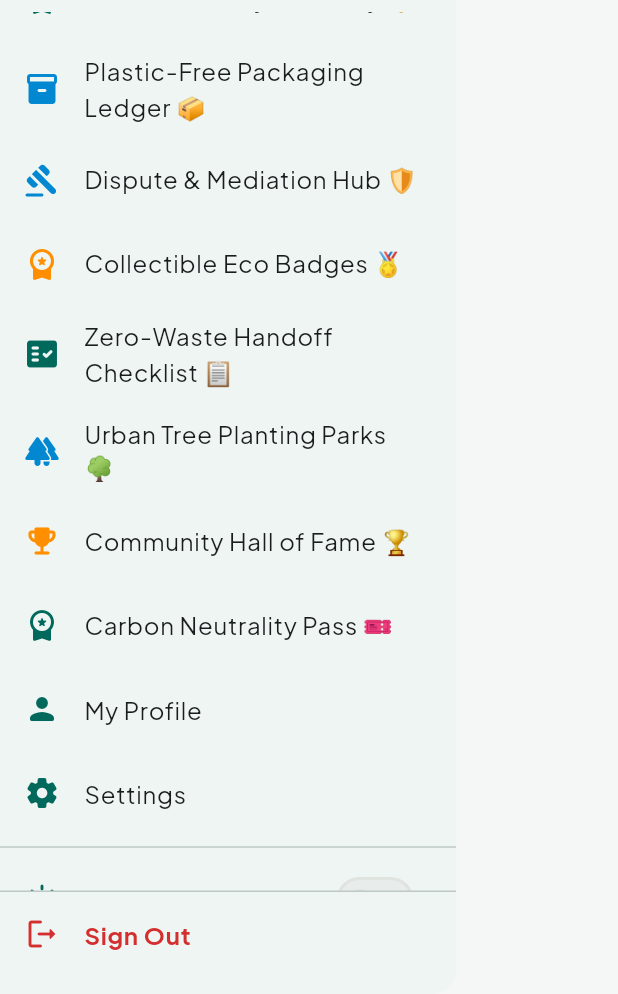
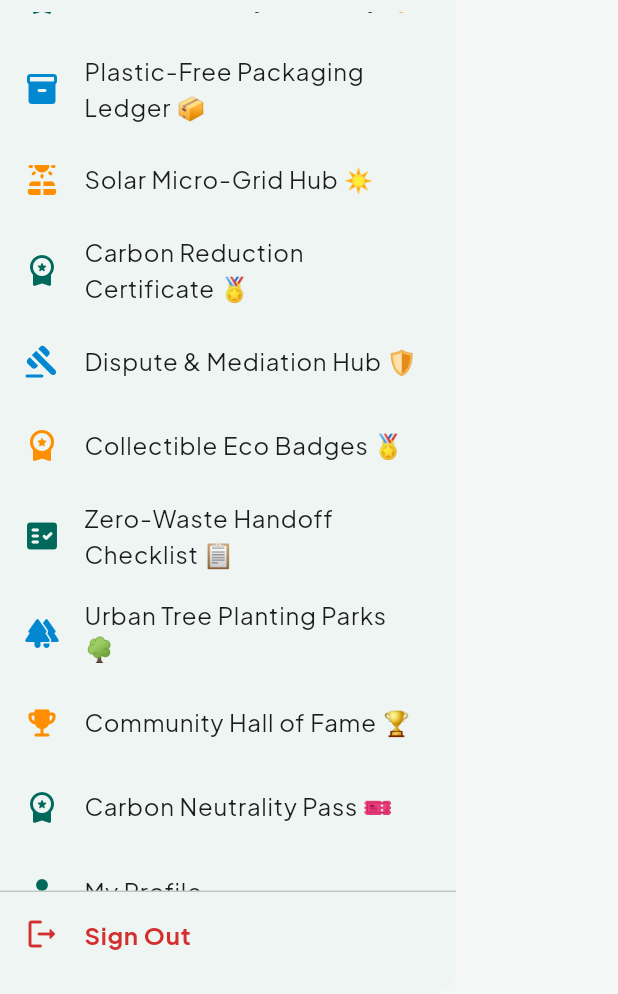
Before and after one commit to UzairBaig991/EcoSwap-MAD-Project, a Flutter app: the AppDrawer widget shown alone on an empty page, opened directly, scrolled down 1728 dp, on a phone screen of 412 x 824 dp, the part 242-1236 px from its top. Run offline on Flutter 3.47's test engine with Material 3 defaults, Android fonts, the phone set to English and light mode, and no system bars; our stand-ins replace cached_network_image, cloud_firestore, equatable, firebase_auth, firebase_core, firebase_messaging and 15 more; missing offline and left inert: dart_geohash; accounts and stored records are empty.

Commit message:
Update app

```diff
--- a/lib/core/widgets/app_drawer.dart
+++ b/lib/core/widgets/app_drawer.dart
@@ -324,6 +324,22 @@ class AppDrawer extends ConsumerWidget {
                   },
                 ),
                 ListTile(
+                  leading: const Icon(Icons.solar_power_rounded, color: AppColors.tertiary),
+                  title: const Text('Solar Micro-Grid Hub ☀️'),
+                  onTap: () {
+                    Navigator.pop(context);
+                    context.push('/solar-grid');
+                  },
+                ),
+                ListTile(
+                  leading: const Icon(Icons.workspace_premium_rounded, color: AppColors.primary),
+                  title: const Text('Carbon Reduction Certificate 🏅'),
+                  onTap: () {
+                    Navigator.pop(context);
+                    context.push('/badge-cert');
+                  },
+                ),
+                ListTile(
                   leading: const Icon(Icons.gavel_rounded, color: AppColors.secondary),
                   title: const Text('Dispute & Mediation Hub 🛡️'),
                   onTap: () {
```
Also changed, not shown: lib/routing/app_router.dart (+10 -0 lines).
